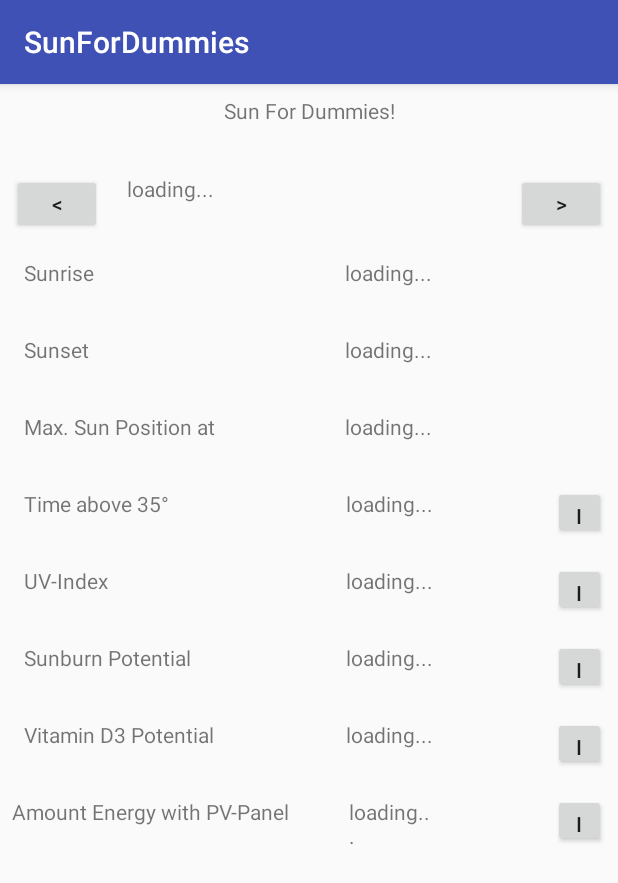
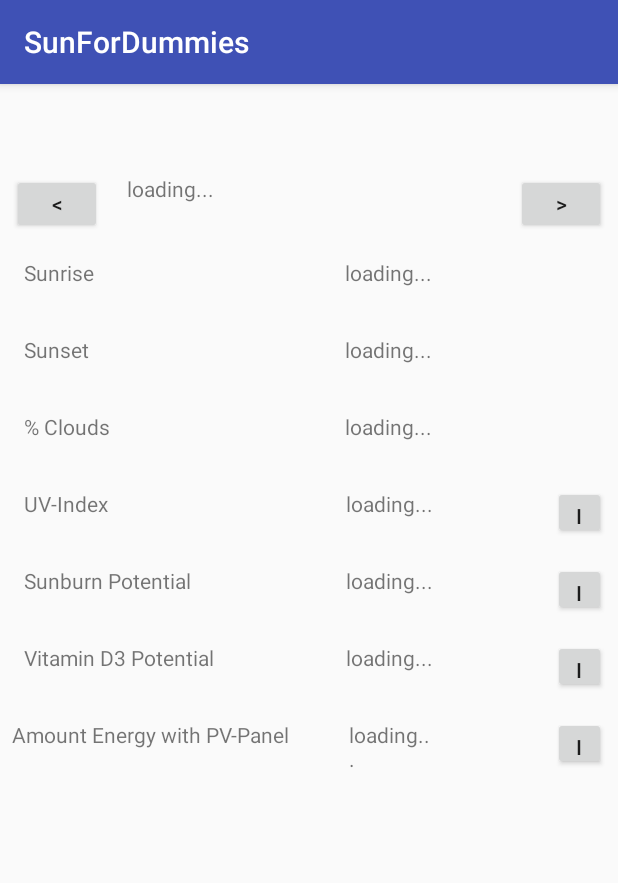
Before and after one commit to dozgr95/SunForDummies, an Android app: the screen it shows after launch (DayActivity), on a phone screen of 412 x 824 dp. Shown: the top 883 px of the screen. Run offline under Robolectric (Android 15) with nearby library versions, the phone set to English and light mode, and no system bars; 2 statements that could not run were skipped.

Commit message:
remove above and maxposition, add clouds (without api for the moment)

```diff
--- a/app/src/main/java/ch/hslu/mobpro/sunfordummies/Business/Api/SunDataAPI.java
+++ b/app/src/main/java/ch/hslu/mobpro/sunfordummies/Business/Api/SunDataAPI.java
@@ -63,6 +63,11 @@ public class SunDataAPI extends AsyncTask<String, String, SunDataDTO> {
             Format formatter = new SimpleDateFormat("HH:mm");
             sunDataDTO.setSunrise(LocalTime.parse(formatter.format(sunriseDate)));
             sunDataDTO.setSunset(LocalTime.parse(formatter.format(sunsetDate)));
+
+            // clouds
+            JSONObject clouds = values.getJSONObject("clouds");
+
+
         } catch (Exception e){
             Log.i("DummyData", "sun data is not correctly read");
         }
--- a/app/src/main/res/layout/day_activity.xml
+++ b/app/src/main/res/layout/day_activity.xml
@@ -6,21 +6,6 @@
     android:layout_width="match_parent"
     android:layout_height="match_parent"
     tools:context="ch.hslu.mobpro.sunfordummies.DayActivity">
-
-    <TextView
-        android:id="@+id/txtAppTitle"
-        android:layout_width="wrap_content"
-        android:layout_height="40dp"
-        android:layout_marginBottom="8dp"
-        android:layout_marginEnd="8dp"
-        android:layout_marginStart="8dp"
-        android:layout_marginTop="8dp"
-        android:text="Sun For Dummies!"
-        app:layout_constraintBottom_toTopOf="@+id/txtDateCity"
-        app:layout_constraintEnd_toEndOf="parent"
-        app:layout_constraintHorizontal_bias="0.501"
-        app:layout_constraintStart_toStartOf="parent"
-        app:layout_constraintTop_toTopOf="parent" />
 
     <Button
         android:id="@+id/btnYesterday"
@@ -50,12 +35,12 @@
         android:layout_height="40dp"
         android:layout_marginEnd="8dp"
         android:layout_marginStart="8dp"
-        android:layout_marginTop="12dp"
+        android:layout_marginTop="60dp"
         android:text="@string/loading"
         app:layout_constraintEnd_toStartOf="@+id/btnTomorrow"
         app:layout_constraintHorizontal_bias="0.428"
         app:layout_constraintStart_toEndOf="@+id/btnYesterday"
-        app:layout_constraintTop_toBottomOf="@+id/txtAppTitle" />
+        app:layout_constraintTop_toTopOf="parent" />
 
     <TextView
         android:id="@+id/titleSunrise"
@@ -78,24 +63,14 @@
         app:layout_constraintTop_toBottomOf="@+id/titleSunrise" />
 
     <TextView
-        android:id="@+id/titleMaxPosition"
+        android:id="@+id/titleClouds"
         android:layout_width="wrap_content"
         android:layout_height="35dp"
         android:layout_marginStart="16dp"
         android:layout_marginTop="16dp"
-        android:text="@string/maxposition"
+        android:text="@string/clouds"
         app:layout_constraintStart_toStartOf="parent"
         app:layout_constraintTop_toBottomOf="@+id/titleSunset" />
-
-    <TextView
-        android:id="@+id/titleAbove"
-        android:layout_width="wrap_content"
-        android:layout_height="35dp"
-        android:layout_marginStart="16dp"
-        android:layout_marginTop="16dp"
-        android:text="@string/above"
-        app:layout_constraintStart_toStartOf="parent"
-        app:layout_constraintTop_toBottomOf="@+id/titleMaxPosition" />
 
     <TextView
         android:id="@+id/titleUV"
@@ -105,7 +80,7 @@
         android:layout_marginTop="16dp"
         android:text="@string/uv"
         app:layout_constraintStart_toStartOf="parent"
-        app:layout_constraintTop_toBottomOf="@+id/titleAbove" />
+        app:layout_constraintTop_toBottomOf="@+id/titleClouds" />
 
     <TextView
         android:id="@+id/titleSunburn"
@@ -158,7 +133,7 @@
         app:layout_constraintTop_toBottomOf="@+id/txtSunrise" />
 
     <TextView
-        android:id="@+id/txtMaxPosition"
+        android:id="@+id/txtClouds"
         android:layout_width="wrap_content"
         android:layout_height="35dp"
         android:layout_marginEnd="124dp"
@@ -168,16 +143,6 @@
         app:layout_constraintTop_toBottomOf="@+id/txtSunset" />
 
     <TextView
-        android:id="@+id/txtAbove"
-        android:layout_width="wrap_content"
-        android:layout_height="35dp"
-        android:layout_marginEnd="80dp"
-        android:layout_marginTop="16dp"
-        android:text="@string/loading"
-        app:layout_constraintEnd_toStartOf="@+id/infoAbove"
-        app:layout_constraintTop_toBottomOf="@+id/txtMaxPosition" />
-
-    <TextView
         android:id="@+id/txtUV"
         android:layout_width="wrap_content"
         android:layout_height="35dp"
@@ -185,7 +150,7 @@
         android:layout_marginTop="16dp"
         android:text="@string/loading"
         app:layout_constraintEnd_toStartOf="@+id/infoUV"
-        app:layout_constraintTop_toBottomOf="@+id/txtAbove" />
+        app:layout_constraintTop_toBottomOf="@+id/txtClouds" />
 
     <TextView
         android:id="@+id/txtSunburn"
@@ -244,11 +209,11 @@
         android:layout_width="35dp"
         android:layout_height="35dp"
         android:layout_marginEnd="8dp"
-        android:layout_marginTop="16dp"
+        android:layout_marginTop="168dp"
         android:onClick="showInfoUv"
         android:text="@string/info"
         app:layout_constraintEnd_toEndOf="parent"
-        app:layout_constraintTop_toBottomOf="@+id/infoAbove" />
+        app:layout_constraintTop_toBottomOf="@+id/btnTomorrow" />
 
     <Button
         android:id="@+id/infoEnergy"
@@ -261,14 +226,4 @@
         app:layout_constraintEnd_toEndOf="parent"
         app:layout_constraintTop_toBottomOf="@+id/infoVitamin" />
 
-    <Button
-        android:id="@+id/infoAbove"
-        android:layout_width="35dp"
-        android:layout_height="35dp"
-        android:layout_marginEnd="8dp"
-        android:layout_marginTop="168dp"
-        android:onClick="showInfoAbove"
-        android:text="@string/info"
-        app:layout_constraintEnd_toEndOf="parent"
-        app:layout_constraintTop_toBottomOf="@+id/btnTomorrow" />
 </android.support.constraint.ConstraintLayout>
--- a/app/src/main/res/values/strings.xml
+++ b/app/src/main/res/values/strings.xml
@@ -3,8 +3,7 @@
     <string name="loading">loading...</string>
     <string name="sunrise">Sunrise</string>
     <string name="sunset">Sunset</string>
-    <string name="maxposition">Max. Sun Position at</string>
-    <string name="above">Time above 35°</string>
+    <string name="clouds">% Clouds</string>
     <string name="uv">UV-Index</string>
     <string name="sunburn">Sunburn Potential</string>
     <string name="vitamin">Vitamin D3 Potential</string>
```
Also changed, not shown: app/src/main/java/ch/hslu/mobpro/sunfordummies/DayActivity.java (+2 -8 lines), app/src/main/java/ch/hslu/mobpro/sunfordummies/Utils/SunDataDTO.java (+7 -18 lines), 2 other files.
